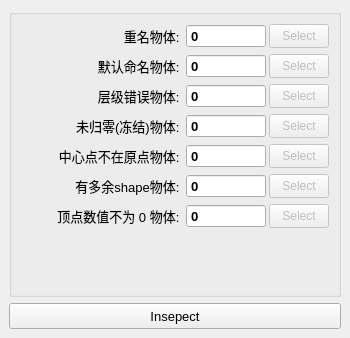
This is core/MDL/inspectScene/inspectScene.ui in zclongpop123/MPToolkit as Qt 5 draws it before an edit. The edited form follows.
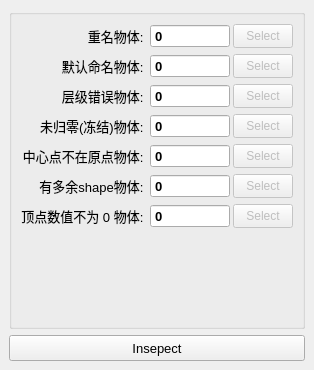
This is the edited form.

Commit message:
update inspect Tool...
添加默认问号图标。

```diff
--- a/core/MDL/inspectScene/inspectScene.ui
+++ b/core/MDL/inspectScene/inspectScene.ui
@@ -6,20 +6,20 @@
    <rect>
     <x>0</x>
     <y>0</y>
-    <width>350</width>
-    <height>338</height>
+    <width>314</width>
+    <height>370</height>
    </rect>
   </property>
   <property name="minimumSize">
    <size>
-    <width>350</width>
+    <width>0</width>
     <height>165</height>
    </size>
   </property>
   <property name="maximumSize">
    <size>
-    <width>350</width>
-    <height>350</height>
+    <width>320</width>
+    <height>370</height>
    </size>
   </property>
   <property name="windowTitle">
```
The commit also changes 3 other files.
